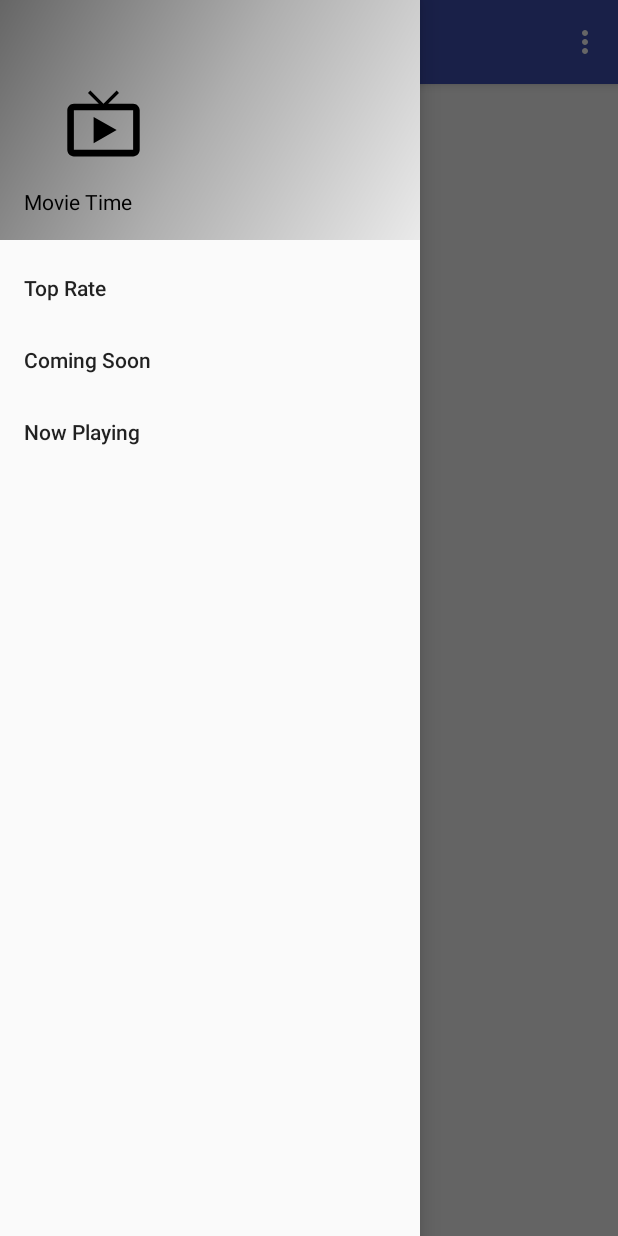
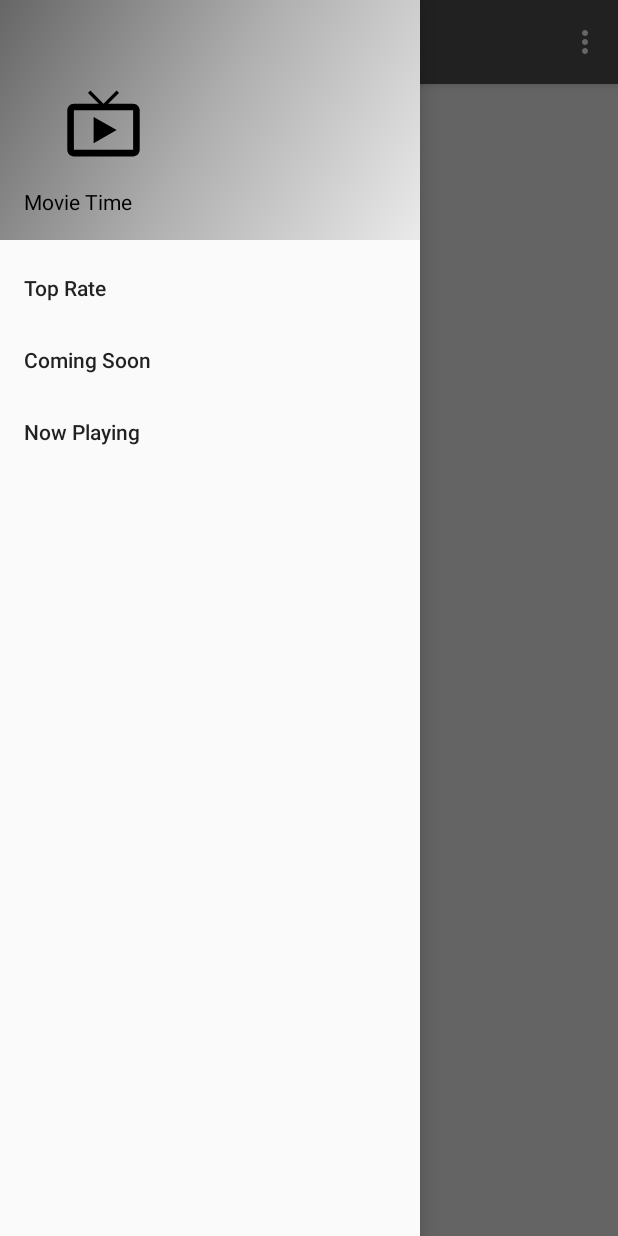
Before and after one commit to galbielinour/privateassignment, an Android app: the screen it shows after launch (MainActivity), with the side drawer open, on a phone screen of 412 x 824 dp. Run offline under Robolectric (Android 15) with nearby library versions, the phone set to English and light mode, and no system bars.

Commit message:
Design Warna

```diff
--- a/app/src/main/AndroidManifest.xml
+++ b/app/src/main/AndroidManifest.xml
@@ -5,7 +5,7 @@
     <uses-permission android:name="android.permission.INTERNET" />
     <application
         android:allowBackup="true"
-        android:icon="@mipmap/ic_launcher"
+        android:icon="@drawable/logo"
         android:label="@string/app_name"
         android:supportsRtl="true"
         android:theme="@style/AppTheme">
--- a/app/src/main/res/values/colors.xml
+++ b/app/src/main/res/values/colors.xml
@@ -1,6 +1,6 @@
 <?xml version="1.0" encoding="utf-8"?>
 <resources>
-    <color name="colorPrimary">#3F51B5</color>
-    <color name="colorPrimaryDark">#303F9F</color>
+    <color name="colorPrimary">#535353</color>
+    <color name="colorPrimaryDark">#3b3b3b</color>
     <color name="colorAccent">#FF4081</color>
 </resources>
```
Also changed, not shown: app/src/main/res/drawable-v21/logo.png (added).
